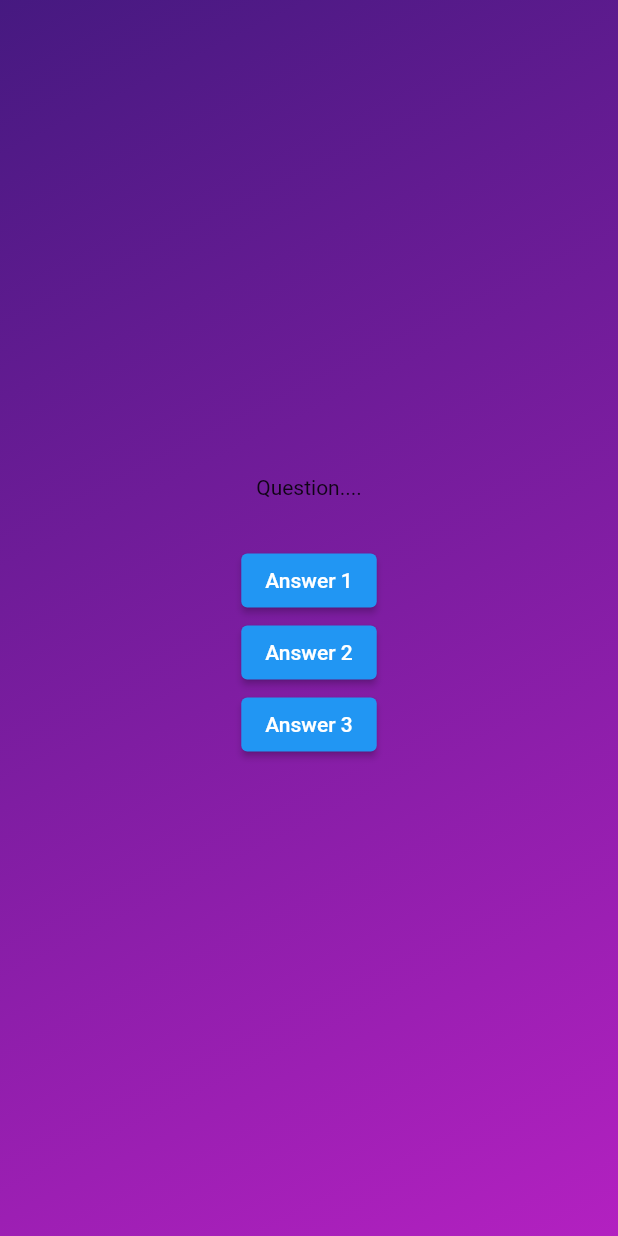
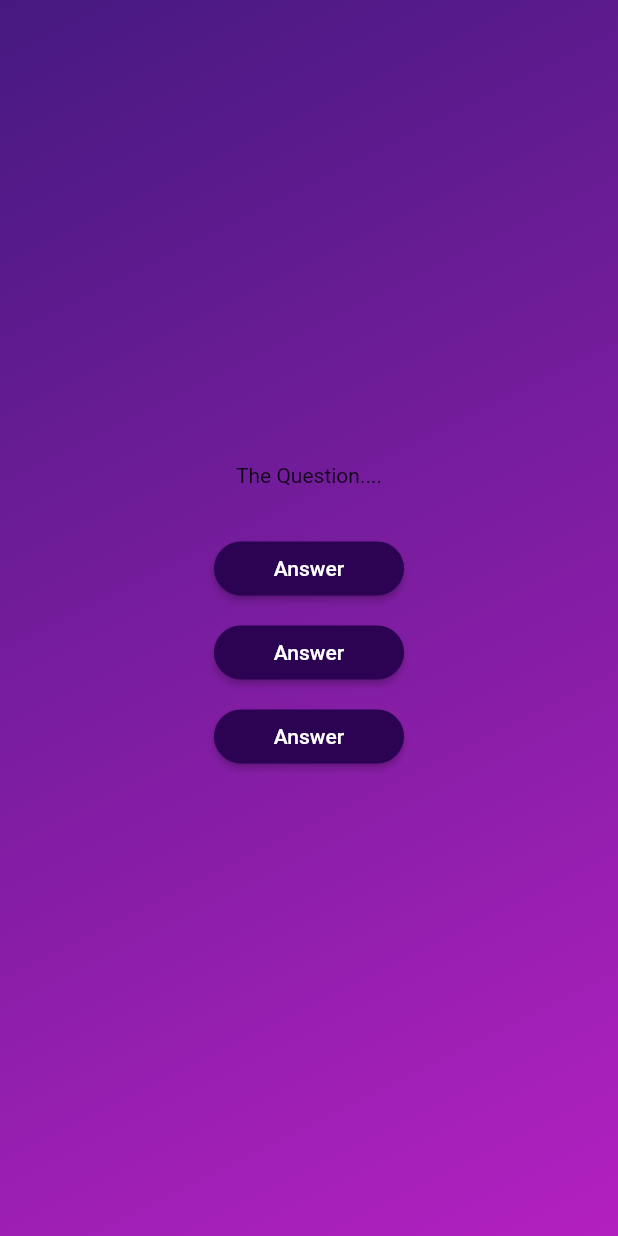
Before and after one commit to abdulhakim10/adv_basics, a Flutter app: the screen it shows after launch, after a tap on "Start Quiz", on a phone screen of 412 x 824 dp. Run offline on Flutter 3.47's test engine with Material 2 defaults, Android fonts, the phone set to English and light mode, and no system bars.

Commit message:
create reuseable custom style button

```diff
--- /dev/null
+++ b/lib/action_button.dart
@@ -0,0 +1,23 @@
+import 'package:flutter/material.dart';
+
+class ActionButton extends StatelessWidget {
+  const ActionButton(
+      {super.key, required this.actionText, required this.onTap});
+
+  final String actionText;
+  final void Function() onTap;
+
+  @override
+  Widget build(BuildContext context) {
+    return ElevatedButton(
+        onPressed: onTap,
+        style: ElevatedButton.styleFrom(
+            padding: const EdgeInsets.symmetric(vertical: 10, horizontal: 40),
+            backgroundColor: const Color.fromARGB(255, 44, 3, 82),
+            foregroundColor: Colors.white,
+            shape: RoundedRectangleBorder(
+              borderRadius: BorderRadius.circular(40),
+            )),
+        child: Text(actionText));
+  }
+}
--- a/lib/questions_screen.dart
+++ b/lib/questions_screen.dart
@@ -1,3 +1,4 @@
+import 'package:adv_basics/action_button.dart';
 import 'package:flutter/material.dart';
 
 class QuestionsScreen extends StatefulWidget {
@@ -17,13 +18,15 @@ class _QuestionsScreenState extends State<QuestionsScreen> {
       child: Column(
         mainAxisAlignment: MainAxisAlignment.center,
         children: [
-          const Text('Question....'),
+          const Text('The Question....'),
           const SizedBox(
             height: 30,
           ),
-          ElevatedButton(onPressed: () {}, child: const Text('Answer 1')),
-          ElevatedButton(onPressed: () {}, child: const Text('Answer 2')),
-          ElevatedButton(onPressed: () {}, child: const Text('Answer 3')),
+          ActionButton(actionText: 'Answer', onTap: () {}),
+          const SizedBox(height: 8),
+          ActionButton(actionText: 'Answer', onTap: () {}),
+          const SizedBox(height: 8),
+          ActionButton(actionText: 'Answer', onTap: () {}),
         ],
       ),
     );
```
